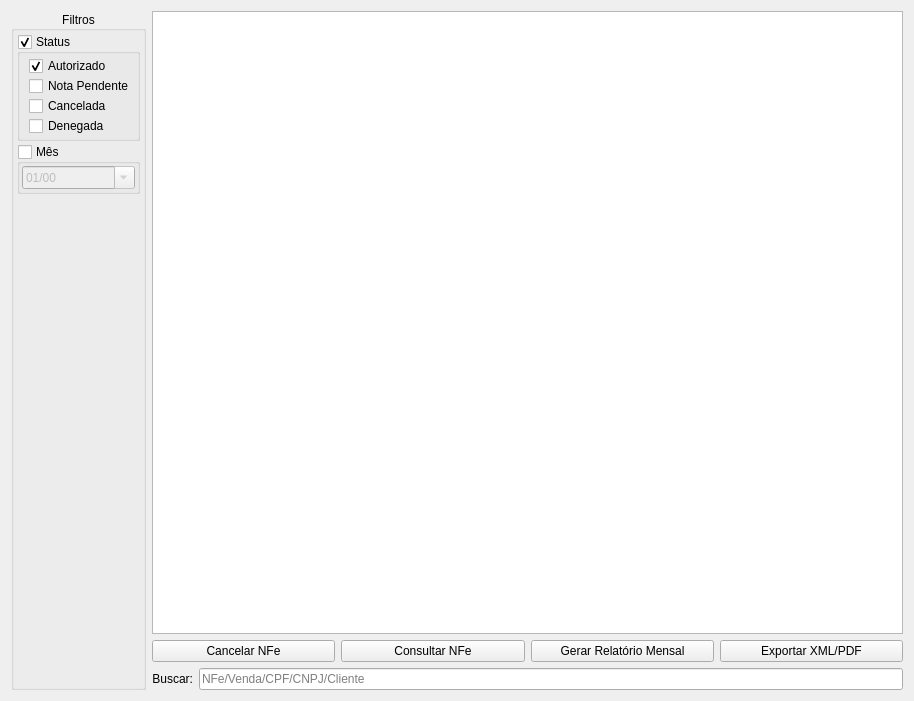
The window that ui/widgetnfesaida.ui (darktorres/ERP-STACCATO) describes before a commit, drawn with Qt 5.
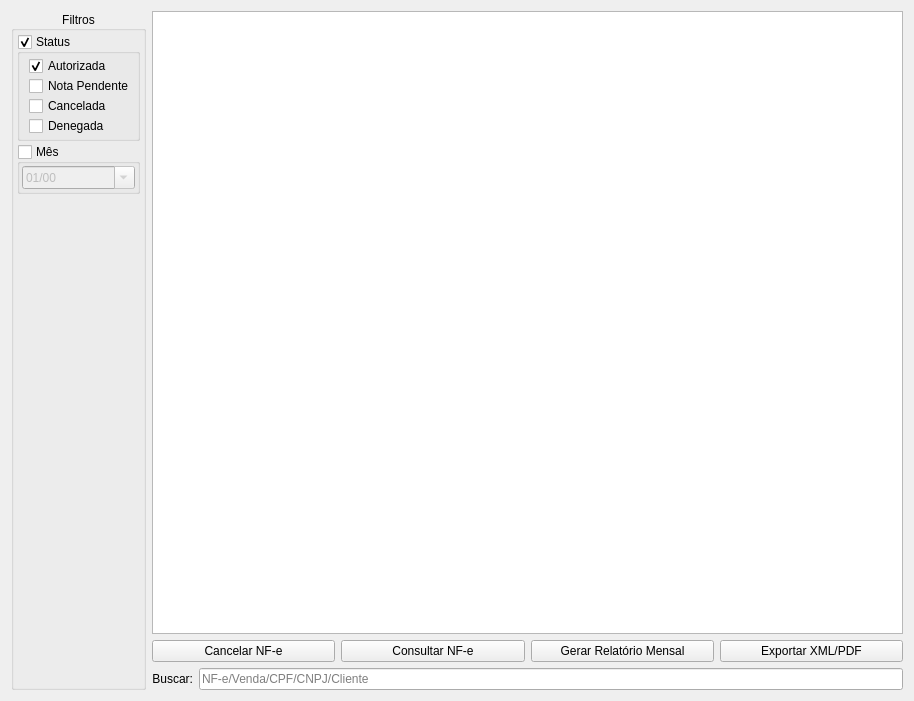
The same window after the commit. Custom widgets are drawn as their Qt base class.

```diff
--- a/ui/widgetnfesaida.ui
+++ b/ui/widgetnfesaida.ui
@@ -36,14 +36,14 @@
      <item row="0" column="0">
       <widget class="QPushButton" name="pushButtonCancelarNFe">
        <property name="text">
-        <string>Cancelar NFe</string>
+        <string>Cancelar NF-e</string>
        </property>
       </widget>
      </item>
      <item row="0" column="1">
       <widget class="QPushButton" name="pushButtonConsultarNFe">
        <property name="text">
-        <string>Consultar NFe</string>
+        <string>Consultar NF-e</string>
        </property>
       </widget>
      </item>
@@ -68,7 +68,7 @@
       <bool>true</bool>
      </property>
      <property name="placeholderText">
-      <string>NFe/Venda/CPF/CNPJ/Cliente</string>
+      <string>NF-e/Venda/CPF/CNPJ/Cliente</string>
      </property>
     </widget>
    </item>
@@ -152,7 +152,7 @@
             <bool>true</bool>
            </property>
            <property name="text">
-            <string>Autorizado</string>
+            <string>Autorizada</string>
            </property>
            <property name="checked">
             <bool>true</bool>
```
